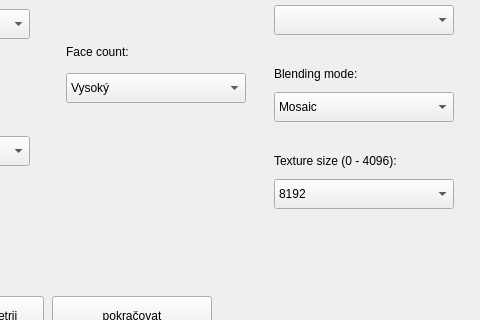
Old version of the form Qt_files/Photogrammetry_view.ui in the repository nirow1/Hydraulic_through; both pictures show x 602 to 1082 and y 237 to 557 of the 1082 by 821 pixel window.
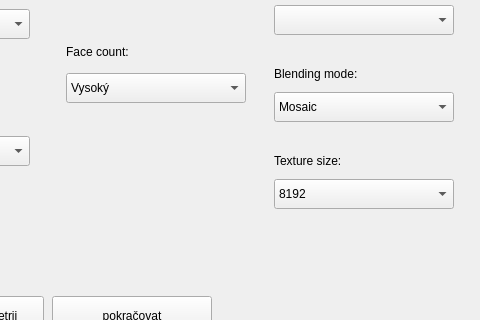
New version of the form. Custom widgets are drawn as their Qt base class.

```diff
--- a/Qt_files/Photogrammetry_view.ui
+++ b/Qt_files/Photogrammetry_view.ui
@@ -862,7 +862,7 @@
                      </size>
                     </property>
                     <property name="text">
-                     <string>Texture size (0 - 4096):</string>
+                     <string>Texture size:</string>
                     </property>
                    </widget>
                   </item>
```
Left out of the diff: 5 changed lines with no effect on the pictures.
